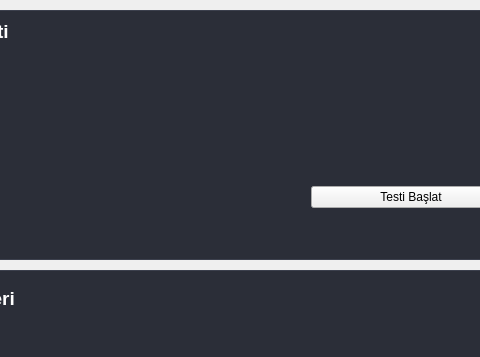
Qt form Widgets/Benchmark/benchmarkwidget.ui (pSado14/Techbench_) before a commit; both pictures show x 169 to 649 and y 0 to 357 of the 1020 by 620 pixel window.
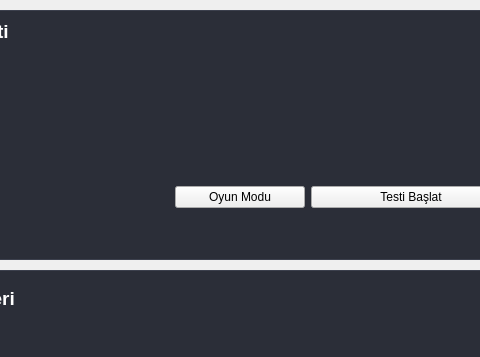
The same form after that commit.

```diff
--- a/Widgets/Benchmark/benchmarkwidget.ui
+++ b/Widgets/Benchmark/benchmarkwidget.ui
@@ -125,6 +125,25 @@
              </property>
             </spacer>
            </item>
+           <item>
+            <widget class="QPushButton" name="oyun_modu_buton">
+             <property name="sizePolicy">
+              <sizepolicy hsizetype="Fixed" vsizetype="Fixed">
+               <horstretch>0</horstretch>
+               <verstretch>0</verstretch>
+              </sizepolicy>
+             </property>
+             <property name="minimumSize">
+              <size>
+               <width>130</width>
+               <height>0</height>
+              </size>
+             </property>
+             <property name="text">
+              <string>Oyun Modu</string>
+             </property>
+            </widget>
+           </item>
            <item>
             <widget class="QPushButton" name="testi_baslat_buton">
              <property name="sizePolicy">
```
